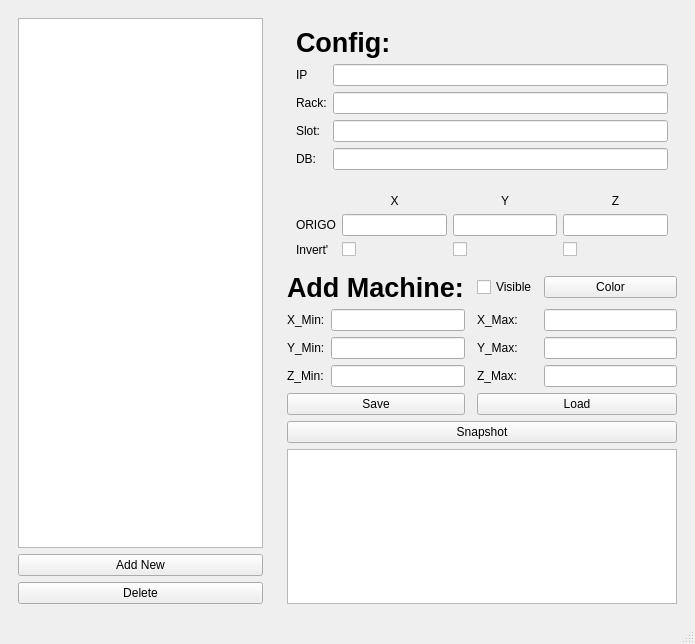
First picture: the form in QT_Design/machine_config.ui, repository EspenEnes/ACS_Viewer, before the edit.
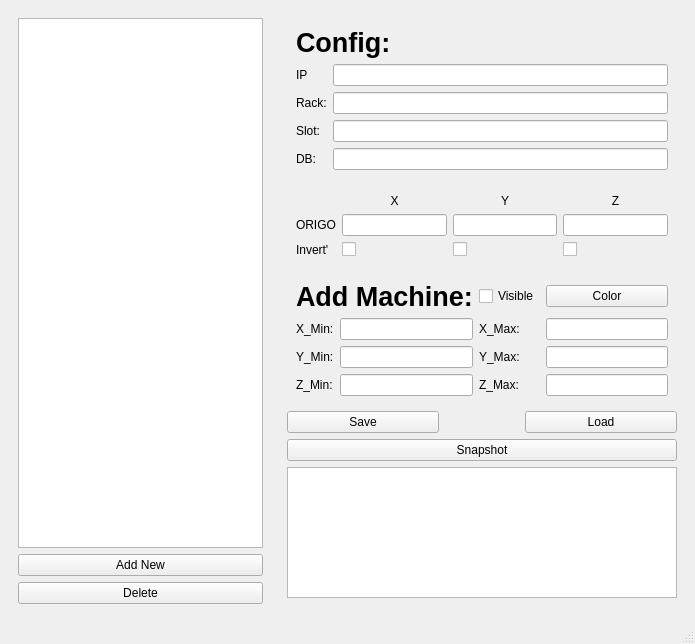
Second picture: the form after the edit.

```diff
--- a/QT_Design/machine_config.ui
+++ b/QT_Design/machine_config.ui
@@ -45,6 +45,90 @@
     <item>
      <widget class="QWidget" name="widget" native="true">
       <layout class="QGridLayout" name="gridLayout">
+       <item row="6" column="0" colspan="5">
+        <widget class="QListView" name="listView_2"/>
+       </item>
+       <item row="5" column="0" colspan="5">
+        <widget class="QPushButton" name="pushButton_Snapshot">
+         <property name="text">
+          <string>Snapshot</string>
+         </property>
+        </widget>
+       </item>
+       <item row="4" column="0" colspan="2">
+        <widget class="QPushButton" name="pushButton">
+         <property name="text">
+          <string>Save</string>
+         </property>
+        </widget>
+       </item>
+       <item row="4" column="3" colspan="2">
+        <widget class="QPushButton" name="pushButton_Load">
+         <property name="text">
+          <string>Load</string>
+         </property>
+        </widget>
+       </item>
+       <item row="0" column="0" colspan="5">
+        <widget class="QWidget" name="widget_2" native="true">
+         <layout class="QGridLayout" name="gridLayout_2">
+          <item row="1" column="1">
+           <widget class="QLineEdit" name="lineEdit_IP"/>
+          </item>
+          <item row="2" column="0">
+           <widget class="QLabel" name="label_9">
+            <property name="text">
+             <string>Rack:</string>
+            </property>
+           </widget>
+          </item>
+          <item row="4" column="1">
+           <widget class="QLineEdit" name="DB"/>
+          </item>
+          <item row="1" column="0">
+           <widget class="QLabel" name="label_8">
+            <property name="text">
+             <string>IP</string>
+            </property>
+           </widget>
+          </item>
+          <item row="3" column="0">
+           <widget class="QLabel" name="label_10">
+            <property name="text">
+             <string>Slot:</string>
+            </property>
+           </widget>
+          </item>
+          <item row="3" column="1">
+           <widget class="QLineEdit" name="lineEdit_Slot"/>
+          </item>
+          <item row="0" column="0" colspan="2">
+           <widget class="QLabel" name="label_12">
+            <property name="font">
+             <font>
+              <pointsize>20</pointsize>
+              <weight>75</weight>
+              <bold>true</bold>
+             </font>
+            </property>
+            <property name="text">
+             <string>Config:</string>
+            </property>
+           </widget>
+          </item>
+          <item row="4" column="0">
+           <widget class="QLabel" name="label_11">
+            <property name="text">
+             <string>DB:</string>
+            </property>
+           </widget>
+          </item>
+          <item row="2" column="1">
+           <widget class="QLineEdit" name="lineEdit_Rack"/>
+          </item>
+         </layout>
+        </widget>
+       </item>
        <item row="1" column="0" colspan="5">
         <widget class="QWidget" name="widget_4" native="true">
          <property name="layoutDirection">
@@ -131,51 +215,14 @@
          </layout>
         </widget>
        </item>
-       <item row="6" column="3">
-        <widget class="QLabel" name="label_2">
-         <property name="text">
-          <string>Z_Max:</string>
-         </property>
-        </widget>
+       <item row="7" column="0">
+        <widget class="QWidget" name="widget_5" native="true"/>
        </item>
-       <item row="4" column="4">
-        <widget class="QLineEdit" name="lineEdit_XMax"/>
-       </item>
-       <item row="0" column="0" colspan="5">
-        <widget class="QWidget" name="widget_2" native="true">
-         <layout class="QGridLayout" name="gridLayout_2">
-          <item row="1" column="1">
-           <widget class="QLineEdit" name="lineEdit_IP"/>
-          </item>
-          <item row="2" column="0">
-           <widget class="QLabel" name="label_9">
-            <property name="text">
-             <string>Rack:</string>
-            </property>
-           </widget>
-          </item>
-          <item row="4" column="1">
-           <widget class="QLineEdit" name="DB"/>
-          </item>
-          <item row="1" column="0">
-           <widget class="QLabel" name="label_8">
-            <property name="text">
-             <string>IP</string>
-            </property>
-           </widget>
-          </item>
-          <item row="3" column="0">
-           <widget class="QLabel" name="label_10">
-            <property name="text">
-             <string>Slot:</string>
-            </property>
-           </widget>
-          </item>
-          <item row="3" column="1">
-           <widget class="QLineEdit" name="lineEdit_Slot"/>
-          </item>
+       <item row="2" column="0" colspan="5">
+        <widget class="QWidget" name="widget_6" native="true">
+         <layout class="QGridLayout" name="gridLayout_4">
           <item row="0" column="0" colspan="2">
-           <widget class="QLabel" name="label_12">
+           <widget class="QLabel" name="label_7">
             <property name="font">
              <font>
               <pointsize>20</pointsize>
@@ -183,132 +230,94 @@
               <bold>true</bold>
              </font>
             </property>
+            <property name="frameShadow">
+             <enum>QFrame::Plain</enum>
+            </property>
             <property name="text">
-             <string>Config:</string>
+             <string>Add Machine:</string>
             </property>
+            <property name="alignment">
+             <set>Qt::AlignBottom|Qt::AlignLeading|Qt::AlignLeft</set>
+            </property>
            </widget>
           </item>
-          <item row="4" column="0">
-           <widget class="QLabel" name="label_11">
+          <item row="0" column="2">
+           <widget class="QCheckBox" name="checkBox_Visible">
             <property name="text">
-             <string>DB:</string>
+             <string>Visible</string>
+            </property>
+           </widget>
+          </item>
+          <item row="0" column="3">
+           <widget class="QPushButton" name="pushButton_Color">
+            <property name="text">
+             <string>Color</string>
+            </property>
+           </widget>
+          </item>
+          <item row="1" column="0">
+           <widget class="QLabel" name="label_5">
+            <property name="text">
+             <string>X_Min:</string>
+            </property>
+           </widget>
+          </item>
+          <item row="1" column="1">
+           <widget class="QLineEdit" name="lineEdit_X_Min"/>
+          </item>
+          <item row="1" column="2">
+           <widget class="QLabel" name="label_6">
+            <property name="text">
+             <string>X_Max:</string>
+            </property>
+           </widget>
+          </item>
+          <item row="1" column="3">
+           <widget class="QLineEdit" name="lineEdit_XMax"/>
+          </item>
+          <item row="2" column="0">
+           <widget class="QLabel" name="label_3">
+            <property name="text">
+             <string>Y_Min:</string>
             </property>
            </widget>
           </item>
           <item row="2" column="1">
-           <widget class="QLineEdit" name="lineEdit_Rack"/>
+           <widget class="QLineEdit" name="lineEdit_Y_Min"/>
+          </item>
+          <item row="2" column="2">
+           <widget class="QLabel" name="label_4">
+            <property name="text">
+             <string>Y_Max:</string>
+            </property>
+           </widget>
+          </item>
+          <item row="2" column="3">
+           <widget class="QLineEdit" name="lineEdit_YMax"/>
+          </item>
+          <item row="3" column="0">
+           <widget class="QLabel" name="label">
+            <property name="text">
+             <string>Z_Min:</string>
+            </property>
+           </widget>
+          </item>
+          <item row="3" column="1">
+           <widget class="QLineEdit" name="lineEdit_ZMin"/>
+          </item>
+          <item row="3" column="2">
+           <widget class="QLabel" name="label_2">
+            <property name="text">
+             <string>Z_Max:</string>
+            </property>
+           </widget>
+          </item>
+          <item row="3" column="3">
+           <widget class="QLineEdit" name="lineEdit_ZMax"/>
           </item>
          </layout>
         </widget>
        </item>
-       <item row="10" column="0" colspan="5">
-        <widget class="QListView" name="listView_2"/>
-       </item>
-       <item row="3" column="4">
-        <widget class="QPushButton" name="pushButton_Color">
-         <property name="text">
-          <string>Color</string>
-         </property>
-        </widget>
-       </item>
-       <item row="9" column="0" colspan="5">
-        <widget class="QPushButton" name="pushButton_Snapshot">
-         <property name="text">
-          <string>Snapshot</string>
-         </property>
-        </widget>
-       </item>
-       <item row="4" column="0">
-        <widget class="QLabel" name="label_5">
-         <property name="text">
-          <string>X_Min:</string>
-         </property>
-        </widget>
-       </item>
-       <item row="3" column="0" colspan="2">
-        <widget class="QLabel" name="label_7">
-         <property name="font">
-          <font>
-           <pointsize>20</pointsize>
-           <weight>75</weight>
-           <bold>true</bold>
-          </font>
-         </property>
-         <property name="frameShadow">
-          <enum>QFrame::Plain</enum>
-         </property>
-         <property name="text">
-          <string>Add Machine:</string>
-         </property>
-         <property name="alignment">
-          <set>Qt::AlignBottom|Qt::AlignLeading|Qt::AlignLeft</set>
-         </property>
-        </widget>
-       </item>
-       <item row="6" column="0">
-        <widget class="QLabel" name="label">
-         <property name="text">
-          <string>Z_Min:</string>
-         </property>
-        </widget>
-       </item>
-       <item row="4" column="1">
-        <widget class="QLineEdit" name="lineEdit_X_Min"/>
-       </item>
-       <item row="6" column="1">
-        <widget class="QLineEdit" name="lineEdit_ZMin"/>
-       </item>
-       <item row="6" column="4">
-        <widget class="QLineEdit" name="lineEdit_ZMax"/>
-       </item>
-       <item row="5" column="1">
-        <widget class="QLineEdit" name="lineEdit_Y_Min"/>
-       </item>
-       <item row="5" column="4">
-        <widget class="QLineEdit" name="lineEdit_YMax"/>
-       </item>
-       <item row="8" column="0" colspan="2">
-        <widget class="QPushButton" name="pushButton">
-         <property name="text">
-          <string>Save</string>
-         </property>
-        </widget>
-       </item>
-       <item row="8" column="3" colspan="2">
-        <widget class="QPushButton" name="pushButton_Load">
-         <property name="text">
-          <string>Load</string>
-         </property>
-        </widget>
-       </item>
-       <item row="5" column="0">
-        <widget class="QLabel" name="label_3">
-         <property name="text">
-          <string>Y_Min:</string>
-         </property>
-        </widget>
-       </item>
-       <item row="5" column="3">
-        <widget class="QLabel" name="label_4">
-         <property name="text">
-          <string>Y_Max:</string>
-         </property>
-        </widget>
-       </item>
-       <item row="4" column="3">
-        <widget class="QLabel" name="label_6">
-         <property name="text">
-          <string>X_Max:</string>
-         </property>
-        </widget>
-       </item>
-       <item row="3" column="3">
-        <widget class="QCheckBox" name="checkBox_Visible">
-         <property name="text">
-          <string>Visible</string>
-         </property>
-        </widget>
-       </item>
       </layout>
      </widget>
     </item>
```
Left out of the diff: 27 changed lines with no effect on the pictures.
